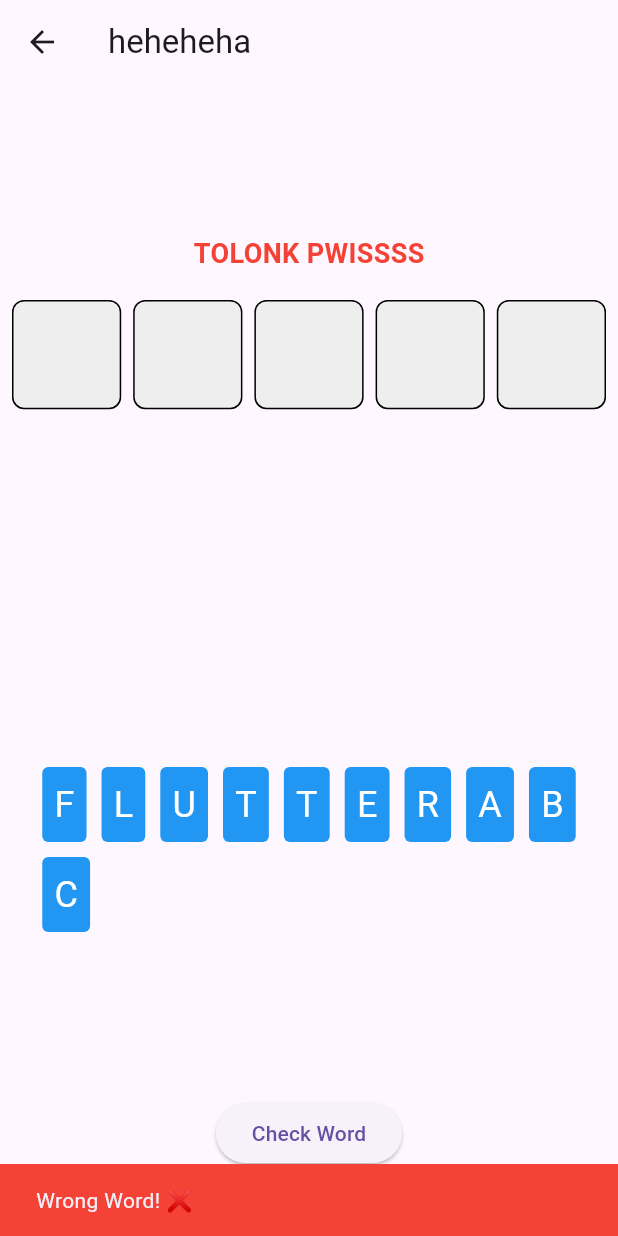
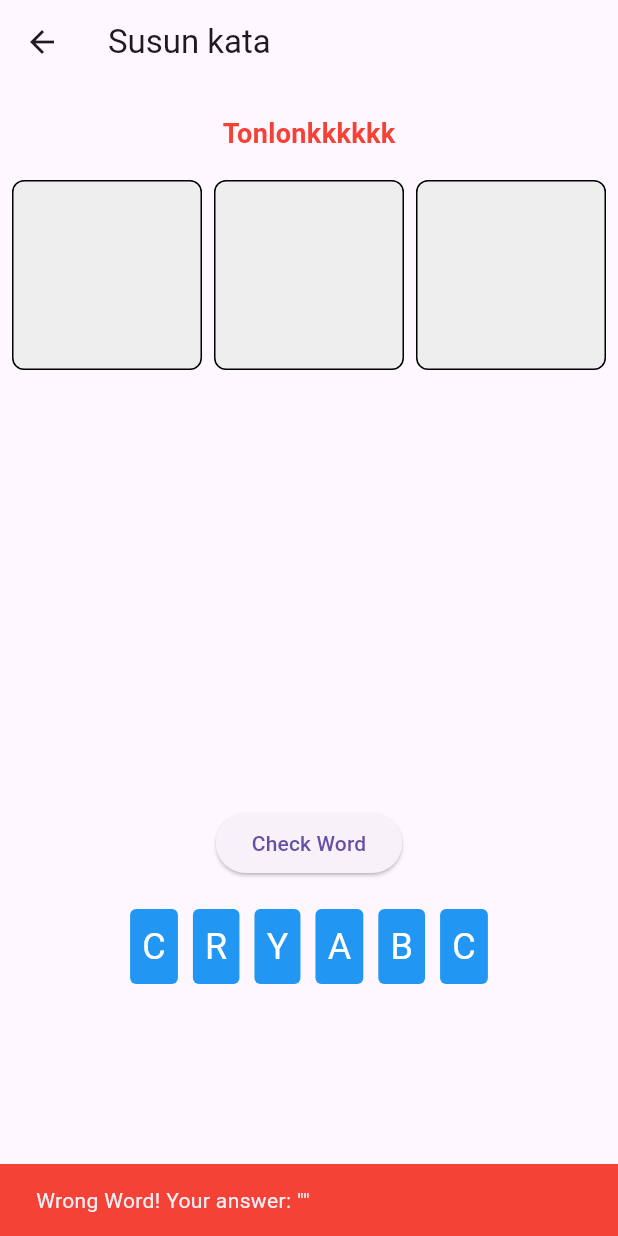
Before and after one commit to RafiDevari/DyslexiAI, a Flutter app: the Susunkata screen opened directly, after a tap on "Check Word", on a phone screen of 412 x 824 dp. Run offline on Flutter 3.47's test engine with Material 3 defaults, Android fonts, the phone set to English and light mode, and no system bars; our stand-ins replace permission_handler, speech_to_text.

Commit message:
GPT go 7.5 (ubah feedback wrong answer)

```diff
--- a/lib/susunkata.dart
+++ b/lib/susunkata.dart
@@ -8,9 +8,9 @@ class Susunkata extends StatefulWidget {
 }
 
 class _SusunState extends State<Susunkata> {
-  String correctWord = 'FLUTE'; // Single correct word
+  String correctWord = 'CRY'; // Single correct word
   late List<String?> blocks;
-  final List<String> letters = ['F', 'L', 'U', 'T', 'T', 'E', 'R', 'A', 'B', 'C']; // Pool of letters
+  final List<String> letters = ['C', 'R', 'Y', 'A', 'B', 'C']; // Pool of letters
   final Map<String, bool> usedLetters = {}; // Track used letter instances
 
   @override
@@ -23,7 +23,7 @@ class _SusunState extends State<Susunkata> {
   void initializeUsedLetters() {
     // Initialize usedLetters with unique keys for each letter
     for (int i = 0; i < letters.length; i++) {
-      usedLetters['$i-${letters[i]}'] = false; // e.g., "0-F", "1-L"
+      usedLetters['$i-${letters[i]}'] = false; // e.g., "0-C", "1-R"
     }
   }
 
@@ -35,8 +35,9 @@ class _SusunState extends State<Susunkata> {
         backgroundColor: Colors.green,
       ));
     } else {
+      // Display the incorrect word and show the correct one
       ScaffoldMessenger.of(context).showSnackBar(SnackBar(
-        content: Text('Wrong Word! ❌'),
+        content: Text('Wrong Word! Your answer: "$word"'),
         backgroundColor: Colors.red,
       ));
     }
@@ -51,18 +52,15 @@ class _SusunState extends State<Susunkata> {
 
     return Scaffold(
       appBar: AppBar(
-        title: Text('heheheha'),
+        title: Text('Susun kata'),
       ),
       body: Column(
         children: [
-          SizedBox(height: 100),
-
-
+          SizedBox(height: 20),
           Text(
-            'TOLONK PWISSSS', // Placeholder text
+            'Tonlonkkkkkk', // Placeholder text
             style: TextStyle(fontSize: 18, fontWeight: FontWeight.bold, color: Colors.red),
           ),
-
           SizedBox(height: 10), // Space between text and blocks
           Expanded(
             flex: 2, // Use 2/3 of available space for the blocks
@@ -115,6 +113,12 @@ class _SusunState extends State<Susunkata> {
               },
             ),
           ),
+          SizedBox(height: 10), // Space between the blocks and button
+          ElevatedButton(
+            onPressed: checkWord,
+            child: Text('Check Word'),
+          ),
+          SizedBox(height: 10), // Space between the button and letters
           Flexible(
             flex: 1, // Use 1/3 of available space for the letter pool
             child: Padding(
@@ -173,11 +177,6 @@ class _SusunState extends State<Susunkata> {
               ),
             ),
           ),
-          SizedBox(height: 100), // Space between the button and letters
-          ElevatedButton(
-            onPressed: checkWord,
-            child: Text('Check Word'),
-          ),
           SizedBox(height: 20),
         ],
       ),
```
